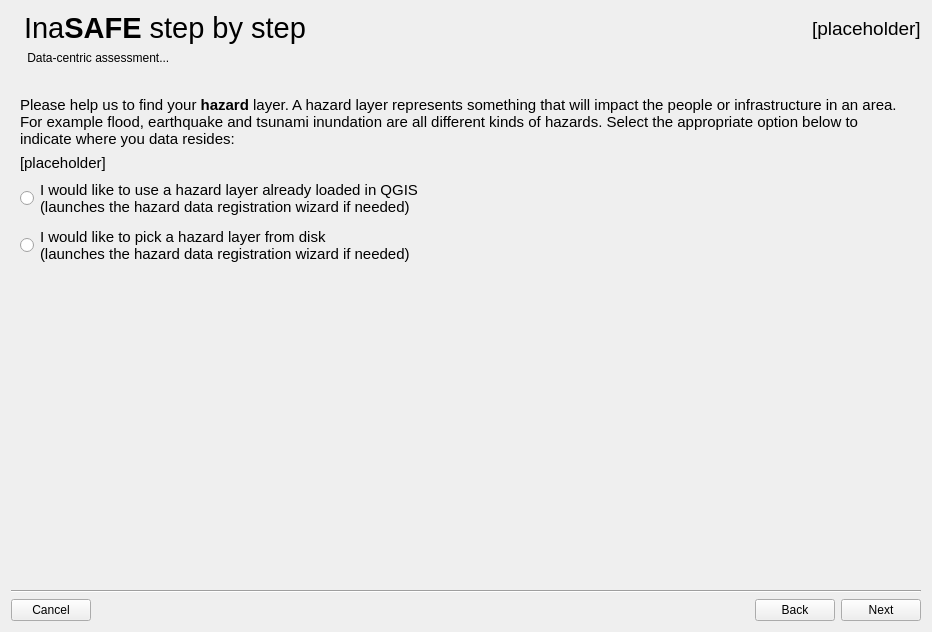
inasafe/inasafe, file safe/gui/ui/wizard_dialog_base.ui: the form before one commit.
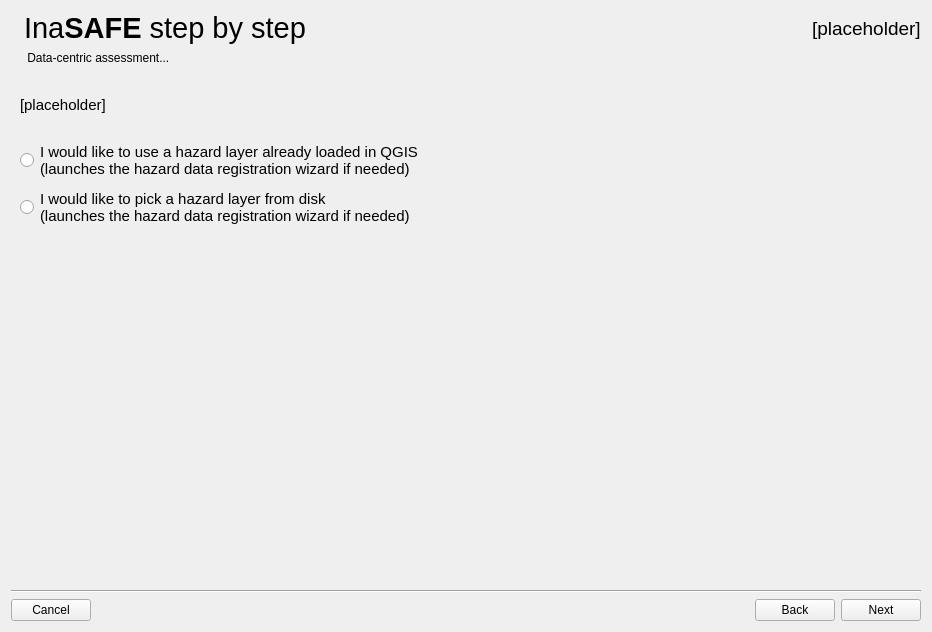
The form after the commit. The open tabs and pages were chosen to show the change. Icons and pictures are not drawn. Custom widgets are drawn as their Qt base class.

Commit message: [KW Wizard] Many improvements in the upper labels of the wizard

```diff
--- a/safe/gui/ui/wizard_dialog_base.ui
+++ b/safe/gui/ui/wizard_dialog_base.ui
@@ -1875,7 +1875,7 @@
             <string notr="true">font: 11pt &quot;Ubuntu&quot;;</string>
            </property>
            <property name="text">
-            <string>Please help us to find your &lt;b&gt;hazard&lt;/b&gt; layer. A hazard layer represents something that will impact the people or infrastructure in an area. For example flood, earthquake and tsunami inundation are all different kinds of hazards. Select the appropriate option below to indicate where you data resides:</string>
+            <string>&lt;html&gt;&lt;head/&gt;&lt;body&gt;&lt;p&gt;[placeholder]&lt;/p&gt;&lt;/body&gt;&lt;/html&gt;</string>
            </property>
            <property name="alignment">
             <set>Qt::AlignLeading|Qt::AlignLeft|Qt::AlignTop</set>
@@ -1886,26 +1886,20 @@
           </widget>
          </item>
          <item>
-          <widget class="QLabel" name="lblHazLayerOriginConstraint">
-           <property name="sizePolicy">
-            <sizepolicy hsizetype="Expanding" vsizetype="Minimum">
-             <horstretch>0</horstretch>
-             <verstretch>0</verstretch>
-            </sizepolicy>
+          <spacer name="verticalSpacer_17">
+           <property name="orientation">
+            <enum>Qt::Vertical</enum>
            </property>
-           <property name="styleSheet">
-            <string notr="true">font: 11pt &quot;Ubuntu&quot;;</string>
+           <property name="sizeType">
+            <enum>QSizePolicy::Fixed</enum>
            </property>
-           <property name="text">
-            <string>[placeholder]</string>
+           <property name="sizeHint" stdset="0">
+            <size>
+             <width>20</width>
+             <height>20</height>
+            </size>
            </property>
-           <property name="alignment">
-            <set>Qt::AlignLeading|Qt::AlignLeft|Qt::AlignTop</set>
-           </property>
-           <property name="wordWrap">
-            <bool>true</bool>
-           </property>
-          </widget>
+          </spacer>
          </item>
          <item>
           <widget class="QRadioButton" name="rbHazLayerFromCanvas">
```
Left out of the diff: 351 changed lines with no effect on the pictures. The commit also changes 1 other file.
